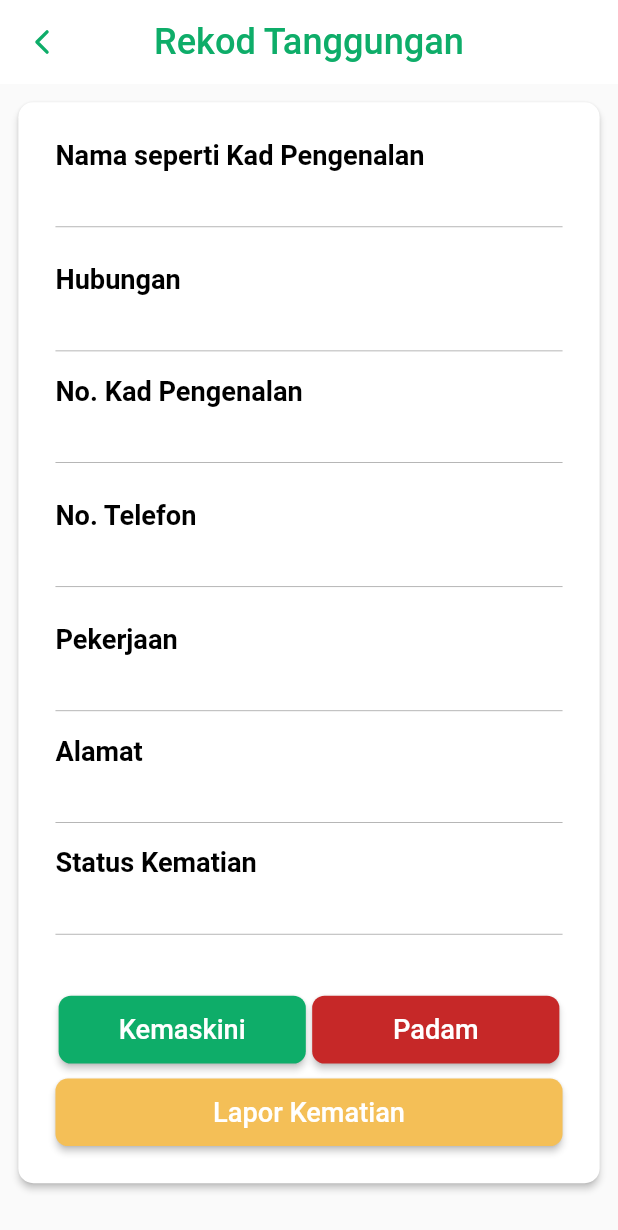
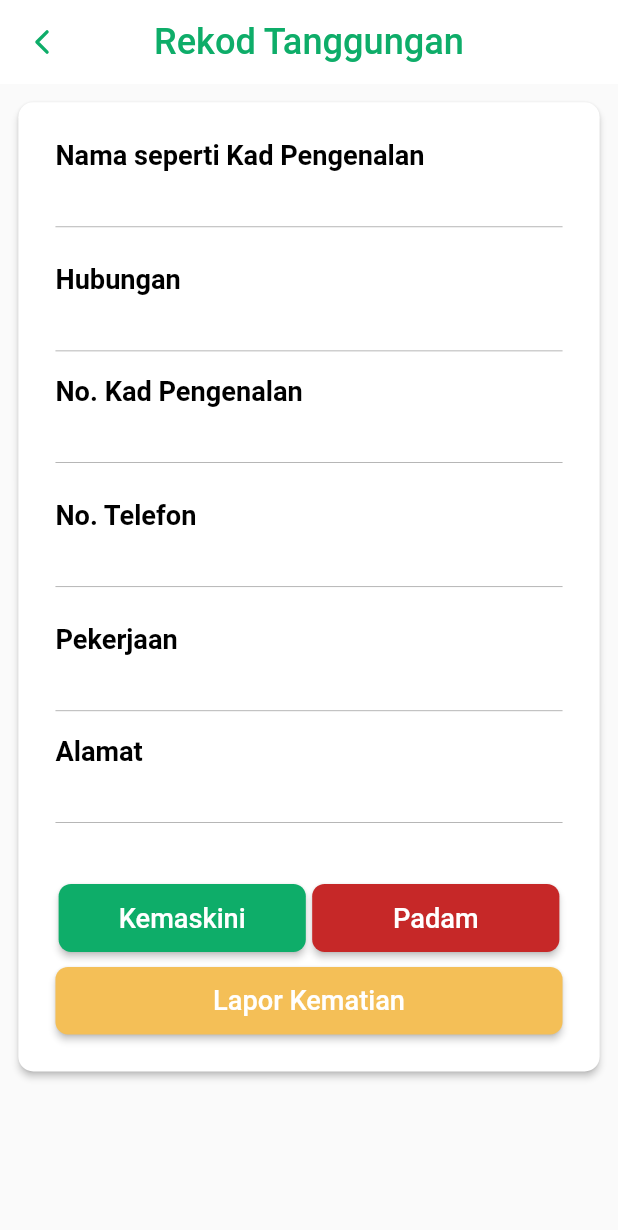
Before and after one commit to Addin15/my_khairat, a Flutter app: the ViewDependent screen opened directly with empty values, on a phone screen of 412 x 824 dp. Shown: the top 1230 px of the screen. Run offline on Flutter 3.47's test engine with Material 2 defaults, Android fonts, the phone set to English and light mode, and no system bars; our stand-ins replace carousel_slider, flutter_secure_storage, flutter_spinkit, google_fonts, hive, hive_flutter and 4 more; missing offline and left inert: dart:ffi; accounts and stored records are empty; network calls fail; Roboto replaces fonts that are missing (Ubuntu).

Commit message:
Update view_dependent.dart

```diff
--- a/lib/pages/dependent/view_dependent.dart
+++ b/lib/pages/dependent/view_dependent.dart
@@ -6,7 +6,6 @@ import 'package:my_khairat/DAO/dependent_dao.dart';
 import 'package:my_khairat/models/dependent.dart';
 import 'package:my_khairat/models/user.dart';
 import 'package:my_khairat/pages/dependent/dependent.dart';
-import 'package:my_khairat/pages/dependent/report_death.dart';
 import 'package:my_khairat/pages/dependent/update_dependent.dart';
 import 'package:my_khairat/pages/dependent/view_dead_dependent.dart';
 import 'package:my_khairat/pages/nav2.dart';
@@ -72,15 +71,14 @@ customAppBar2({
           Ionicons.chevron_back,
           color: AppColor.primary,
         ),
-        onPressed: () => Navigator.of(context).pushReplacement(
-            MaterialPageRoute(builder: (context) => Nav2())),
+        onPressed: () => Navigator.of(context)
+            .pushReplacement(MaterialPageRoute(builder: (context) => Nav2())),
       ),
       title: title,
       elevation: 0.0,
       backgroundColor: Colors.white,
       centerTitle: true,
     );
-
 
 class _ViewDependentState extends State<ViewDependent> {
   @override
@@ -128,7 +126,6 @@ class _ViewDependentState extends State<ViewDependent> {
                           ),
                           Text(
                             widget.dependent.dependent_name!,
-                            style: TextStyle(color: Colors.grey),
                           ),
                           Divider(
                             color: Colors.grey,
@@ -148,7 +145,6 @@ class _ViewDependentState extends State<ViewDependent> {
                           ),
                           Text(
                             widget.dependent.dependent_relation!,
-                            style: TextStyle(color: Colors.grey),
                           ),
                           Divider(
                             color: Colors.grey,
@@ -168,7 +164,6 @@ class _ViewDependentState extends State<ViewDependent> {
                           ),
                           Text(
                             widget.dependent.dependent_ic!,
-                            style: TextStyle(color: Colors.grey),
                           ),
                           Divider(
                             color: Colors.grey,
@@ -237,26 +232,6 @@ class _ViewDependentState extends State<ViewDependent> {
                           SizedBox(
                             height: 1.h,
                           ),
-                          Text(
-                            "Status Kematian",
-                            style: TextStyle(
-                                fontWeight: FontWeight.bold,
-                                color: Colors.black),
-                          ),
-                          SizedBox(
-                            height: 1.h,
-                          ),
-                          Text(
-                            widget.dependent.death_status ?? "Masih Hidup",
-                            style: TextStyle(color: Colors.black),
-                          ),
-                          Divider(
-                            color: Colors.grey,
-                            thickness: 0.5,
-                          ),
-                          SizedBox(
-                            height: 1.h,
-                          ),
                           SizedBox(
                             height: 1.h,
                           ),
@@ -275,10 +250,9 @@ class _ViewDependentState extends State<ViewDependent> {
                                     Navigator.push(
                                         context,
                                         MaterialPageRoute(
-                                          builder: (context) =>
-                                              UpdateDependent(
-                                                  dependentDAO: widget.dependentDAO,
-                                                  dependent: widget.dependent),
+                                          builder: (context) => UpdateDependent(
+                                              dependentDAO: widget.dependentDAO,
+                                              dependent: widget.dependent),
                                         ));
                                   },
                                   child: Text("Kemaskini"),
@@ -288,7 +262,7 @@ class _ViewDependentState extends State<ViewDependent> {
                                     shape: MaterialStateProperty.all(
                                       RoundedRectangleBorder(
                                           borderRadius:
-                                          BorderRadius.circular(1.h)),
+                                              BorderRadius.circular(1.h)),
                                     ),
                                   ),
                                 ),
@@ -305,7 +279,8 @@ class _ViewDependentState extends State<ViewDependent> {
                                       context: context,
                                       builder: (context) => confirmDeletePopup(
                                         context: context,
-                                        title: 'Anda pasti untuk buang tanggungan ini dari senarai?',
+                                        title:
+                                            'Anda pasti untuk buang tanggungan ini dari senarai?',
                                         content: Text(
                                           widget.dependent.dependent_name!,
                                           textAlign: TextAlign.center,
@@ -315,9 +290,11 @@ class _ViewDependentState extends State<ViewDependent> {
 
                                     if (res != null) {
                                       if (res) {
-                                        await widget.dependentDAO.deleteDependent(widget.dependent);
+                                        await widget.dependentDAO
+                                            .deleteDependent(widget.dependent);
                                         Navigator.of(context).push(
-                                            MaterialPageRoute(builder: (context) => Nav2()));
+                                            MaterialPageRoute(
+                                                builder: (context) => Nav2()));
                                       }
                                     }
                                   },
@@ -328,7 +305,7 @@ class _ViewDependentState extends State<ViewDependent> {
                                     shape: MaterialStateProperty.all(
                                       RoundedRectangleBorder(
                                           borderRadius:
-                                          BorderRadius.circular(1.h)),
+                                              BorderRadius.circular(1.h)),
                                     ),
                                   ),
                                 ),
@@ -344,13 +321,28 @@ class _ViewDependentState extends State<ViewDependent> {
                             width: double.infinity,
                             child: ElevatedButton(
                               onPressed: () {
-                                Navigator.push(
-                                    context,
-                                    CupertinoPageRoute(
-                                      builder: (context) => ReportDeath(
-                                          dependentDAO: widget.dependentDAO,
-                                          dependentid: widget.dependent),
-                                    ));
+                                showDialog(
+                                    context: context,
+                                    builder: (context) => AlertDialog(
+                                          title: Text(
+                                            'Lapor Kematian',
+                                            textAlign: TextAlign.center,
+                                            style: TextStyle(
+                                                color: Color(0xFF0EAD69)),
+                                          ),
+                                          content: Text(
+                                              '1. Jika kematian berlaku di dalam kawasan kariah masjid, sila hubungi pihak masjid \n\n2. Jika kematian berlaku di luar kawasan, sila ke Halaman Utama untuk Tuntutan Wang. Sediakan: \n\n\t\t\t\t\t\ta. Surat Kematian'),
+                                          actions: [
+                                            TextButton(
+                                                onPressed: () =>
+                                                    Navigator.pop(context),
+                                                child: Text(
+                                                  'OK',
+                                                  style: TextStyle(
+                                                      color: Color(0xFF0EAD69)),
+                                                ))
+                                          ],
+                                        ));
                               },
                               child: Text("Lapor Kematian"),
                               style: ButtonStyle(
```
